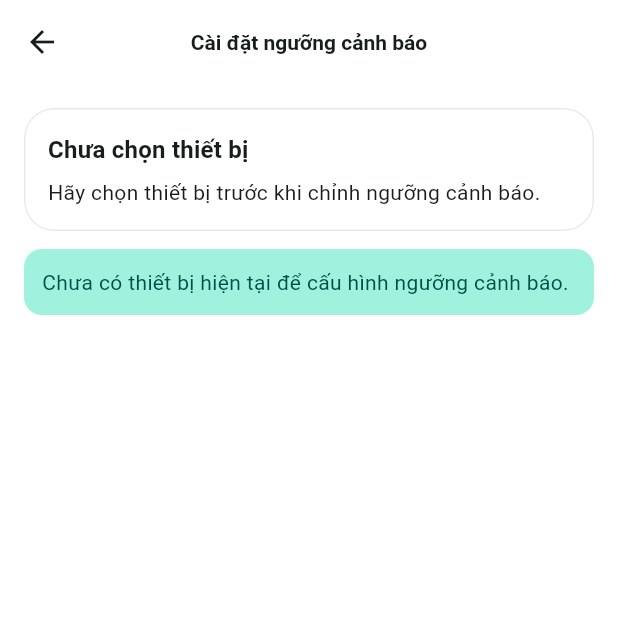
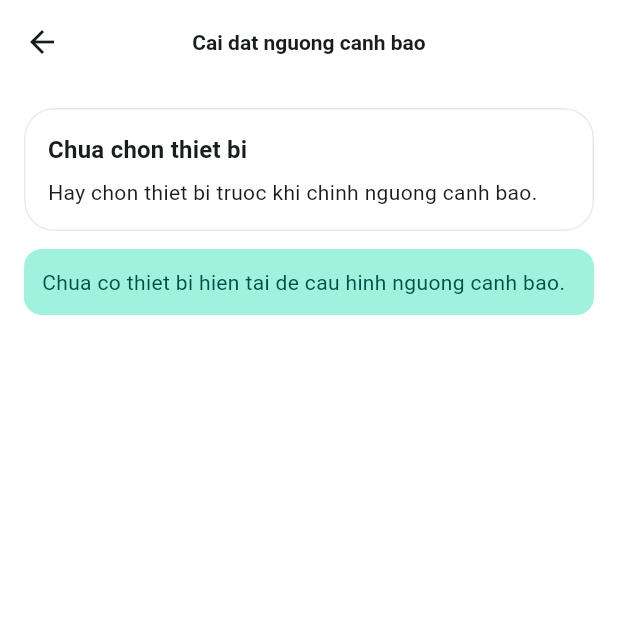
Before and after one commit to THANHTAI2004/eldercare_app, a Flutter app: the DeviceThresholdsPage screen opened by its route, on a phone screen of 412 x 824 dp, the top half of it. Run offline on Flutter 3.47's test engine with Material 3 defaults, Android fonts, the phone set to English and light mode, and no system bars; our stand-ins replace dio, firebase_core, firebase_messaging, flutter_dotenv, flutter_local_notifications, flutter_secure_storage and 1 more; missing offline and left inert: mobile_scanner, path_provider_windows, shared_preferences_windows; accounts and stored records are empty.

Commit message:
cập nhật sửa lỗi thông báo

```diff
--- a/lib/src/domain/models/alert_item.dart
+++ b/lib/src/domain/models/alert_item.dart
@@ -9,6 +9,7 @@ class AlertItem {
     this.acknowledgedAt,
     this.userId,
     this.deviceId,
+    this.alertType,
   });
 
   final String id;
@@ -20,6 +21,33 @@ class AlertItem {
   final DateTime? acknowledgedAt;
   final String? userId;
   final String? deviceId;
+  final String? alertType;
+
+  AlertItem copyWith({
+    String? id,
+    String? title,
+    String? message,
+    String? severity,
+    DateTime? createdAt,
+    bool? acknowledged,
+    DateTime? acknowledgedAt,
+    String? userId,
+    String? deviceId,
+    String? alertType,
+  }) {
+    return AlertItem(
+      id: id ?? this.id,
+      title: title ?? this.title,
+      message: message ?? this.message,
+      severity: severity ?? this.severity,
+      createdAt: createdAt ?? this.createdAt,
+      acknowledged: acknowledged ?? this.acknowledged,
+      acknowledgedAt: acknowledgedAt ?? this.acknowledgedAt,
+      userId: userId ?? this.userId,
+      deviceId: deviceId ?? this.deviceId,
+      alertType: alertType ?? this.alertType,
+    );
+  }
 
   bool get isHighSeverity {
     final normalized = severity.trim().toLowerCase();
@@ -28,15 +56,19 @@ class AlertItem {
 
   factory AlertItem.fromJson(Map<String, dynamic> json) {
     final id =
+        _readString(json['_id']) ??
         _readString(json['alert_id']) ??
         _readString(json['alertId']) ??
         _readString(json['id']) ??
         '';
+    final alertType =
+        _readString(json['alert_type']) ?? _readString(json['alertType']);
     final title =
         _readString(json['title']) ??
         _readString(json['name']) ??
+        _titleFromAlertType(alertType) ??
         _readString(json['type']) ??
-        'Cảnh báo';
+        'Canh bao';
     final message =
         _readString(json['message']) ??
         _readString(json['description']) ??
@@ -70,6 +102,7 @@ class AlertItem {
       acknowledgedAt: acknowledgedAt,
       userId: _readString(json['user_id']) ?? _readString(json['userId']),
       deviceId: _readString(json['device_id']) ?? _readString(json['deviceId']),
+      alertType: alertType,
     );
   }
 }
@@ -83,5 +116,38 @@ String? _readString(dynamic value) {
 DateTime? _readTime(dynamic value) {
   if (value == null) return null;
   if (value is DateTime) return value.toUtc();
+  if (value is num) {
+    final ms = value > 1000000000000
+        ? value.toInt()
+        : (value * 1000).round();
+    return DateTime.fromMillisecondsSinceEpoch(ms, isUtc: true);
+  }
   return DateTime.tryParse(value.toString())?.toUtc();
 }
+
+String? _titleFromAlertType(String? alertType) {
+  switch (alertType?.trim().toLowerCase()) {
+    case 'fall_detected':
+      return 'Canh bao te nga';
+    case 'spo2_low':
+      return 'Canh bao SpO2';
+    case 'spo2_critical':
+      return 'Canh bao SpO2 nguy kich';
+    case 'hr_high':
+      return 'Canh bao nhip tim cao';
+    case 'hr_low':
+      return 'Canh bao nhip tim thap';
+    case 'hr_critical':
+      return 'Canh bao nhip tim nguy kich';
+    case 'hr_low_critical':
+      return 'Canh bao nhip tim thap nguy kich';
+    case 'temp_high':
+      return 'Canh bao nhiet do cao';
+    case 'temp_critical':
+      return 'Canh bao nhiet do nguy kich';
+    case 'temp_low':
+      return 'Canh bao nhiet do thap';
+    default:
+      return null;
+  }
+}
--- a/lib/src/domain/models/device_thresholds.dart
+++ b/lib/src/domain/models/device_thresholds.dart
@@ -9,8 +9,6 @@ class DeviceThresholds {
     this.hrLowCritical,
     this.hrHigh,
     this.hrCritical,
-    this.rrLow,
-    this.rrHigh,
   });
 
   final double? spo2Low;
@@ -22,8 +20,6 @@ class DeviceThresholds {
   final double? hrLowCritical;
   final double? hrHigh;
   final double? hrCritical;
-  final double? rrLow;
-  final double? rrHigh;
 
   factory DeviceThresholds.fromJson(Map<String, dynamic> json) {
     return DeviceThresholds(
@@ -38,8 +34,6 @@ class DeviceThresholds {
       ),
       hrHigh: _readDouble(json['hr_high']),
       hrCritical: _readDouble(json['hr_critical']),
-      rrLow: _readDouble(json['rr_low']),
-      rrHigh: _readDouble(json['rr_high']),
     );
   }
 
@@ -53,8 +47,6 @@ class DeviceThresholds {
     double? hrLowCritical,
     double? hrHigh,
     double? hrCritical,
-    double? rrLow,
-    double? rrHigh,
   }) {
     return DeviceThresholds(
       spo2Low: spo2Low ?? this.spo2Low,
@@ -66,8 +58,6 @@ class DeviceThresholds {
       hrLowCritical: hrLowCritical ?? this.hrLowCritical,
       hrHigh: hrHigh ?? this.hrHigh,
       hrCritical: hrCritical ?? this.hrCritical,
-      rrLow: rrLow ?? this.rrLow,
-      rrHigh: rrHigh ?? this.rrHigh,
     );
   }
 
@@ -85,8 +75,6 @@ class DeviceThresholds {
         'hr_low_critical': _toPayloadNumber(hrLowCritical!),
       if (hrHigh != null) 'hr_high': _toPayloadNumber(hrHigh!),
       if (hrCritical != null) 'hr_critical': _toPayloadNumber(hrCritical!),
-      if (rrLow != null) 'rr_low': _toPayloadNumber(rrLow!),
-      if (rrHigh != null) 'rr_high': _toPayloadNumber(rrHigh!),
     };
   }
 
--- a/lib/src/features/devices/device_page.dart
+++ b/lib/src/features/devices/device_page.dart
@@ -12,6 +12,7 @@ import 'package:eldercare_app/src/domain/models/device.dart';
 import 'package:eldercare_app/src/features/devices/claim_device_page.dart';
 import 'package:eldercare_app/src/features/devices/device_viewers_page.dart';
 import 'package:eldercare_app/src/features/home/home_page.dart';
+import 'package:eldercare_app/src/services/push_notification_service.dart';
 import 'package:eldercare_app/src/state/device_provider.dart';
 import 'package:eldercare_app/src/state/realtime_provider.dart';
 import 'package:eldercare_app/src/state/session_provider.dart';
@@ -168,7 +169,9 @@ class _DevicePageState extends State<DevicePage> {
   Future<void> _logout() async {
     final session = context.read<SessionProvider>();
     final deviceProvider = context.read<DeviceProvider>();
+    final pushNotifications = context.read<PushNotificationService?>();
 
+    await pushNotifications?.unregisterCurrentInstallation();
     await session.logout();
     await deviceProvider.clear();
 
--- a/lib/src/features/devices/device_thresholds_page.dart
+++ b/lib/src/features/devices/device_thresholds_page.dart
@@ -25,8 +25,6 @@ class _DeviceThresholdsPageState extends State<DeviceThresholdsPage> {
   final _hrLowCriticalCtrl = TextEditingController();
   final _hrHighCtrl = TextEditingController();
   final _hrCriticalCtrl = TextEditingController();
-  final _rrLowCtrl = TextEditingController();
-  final _rrHighCtrl = TextEditingController();
 
   String? _lastScopeKey;
   String? _lastHydratedFingerprint;
@@ -42,8 +40,6 @@ class _DeviceThresholdsPageState extends State<DeviceThresholdsPage> {
     _hrLowCriticalCtrl.dispose();
     _hrHighCtrl.dispose();
     _hrCriticalCtrl.dispose();
-    _rrLowCtrl.dispose();
-    _rrHighCtrl.dispose();
     super.dispose();
   }
 
@@ -78,8 +74,6 @@ class _DeviceThresholdsPageState extends State<DeviceThresholdsPage> {
     _hrLowCriticalCtrl.text = _formatValue(thresholds?.hrLowCritical);
     _hrHighCtrl.text = _formatValue(thresholds?.hrHigh);
     _hrCriticalCtrl.text = _formatValue(thresholds?.hrCritical);
-    _rrLowCtrl.text = _formatValue(thresholds?.rrLow);
-    _rrHighCtrl.text = _formatValue(thresholds?.rrHigh);
   }
 
   Future<void> _save(DeviceThresholdsProvider provider) async {
@@ -95,8 +89,6 @@ class _DeviceThresholdsPageState extends State<DeviceThresholdsPage> {
       hrLowCritical: _parseRequiredNumber(_hrLowCriticalCtrl.text),
       hrHigh: _parseRequiredNumber(_hrHighCtrl.text),
       hrCritical: _parseRequiredNumber(_hrCriticalCtrl.text),
-      rrLow: _parseRequiredNumber(_rrLowCtrl.text),
-      rrHigh: _parseRequiredNumber(_rrHighCtrl.text),
     );
 
     final ok = await provider.saveThresholds(next);
@@ -108,8 +100,8 @@ class _DeviceThresholdsPageState extends State<DeviceThresholdsPage> {
       SnackBar(
         content: Text(
           ok
-              ? 'Đã lưu ngưỡng cảnh báo cho thiết bị.'
-              : (provider.error ?? 'Không thể lưu ngưỡng cảnh báo'),
+              ? 'Da luu nguong canh bao cho thiet bi.'
+              : (provider.error ?? 'Khong the luu nguong canh bao'),
         ),
       ),
     );
@@ -127,7 +119,7 @@ class _DeviceThresholdsPageState extends State<DeviceThresholdsPage> {
     final canEdit = device?.isOwnerLink == true;
 
     return Scaffold(
-      appBar: AppBar(title: const Text('Cài đặt ngưỡng cảnh báo')),
+      appBar: AppBar(title: const Text('Cai dat nguong canh bao')),
       body: SafeArea(
         child: Align(
           alignment: Alignment.topCenter,
@@ -143,21 +135,21 @@ class _DeviceThresholdsPageState extends State<DeviceThresholdsPage> {
                       crossAxisAlignment: CrossAxisAlignment.start,
                       children: [
                         Text(
-                          device?.name ?? 'Chưa chọn thiết bị',
+                          device?.name ?? 'Chua chon thiet bi',
                           style: Theme.of(context).textTheme.titleMedium,
                         ),
                         const SizedBox(height: 6),
                         Text(
                           device == null
-                              ? 'Hãy chọn thiết bị trước khi chỉnh ngưỡng cảnh báo.'
-                              : 'Mã thiết bị: ${device.resolvedDeviceId}',
+                              ? 'Hay chon thiet bi truoc khi chinh nguong canh bao.'
+                              : 'Ma thiet bi: ${device.resolvedDeviceId}',
                         ),
                         if (device != null) ...[
                           const SizedBox(height: 6),
                           Text(
                             canEdit
-                                ? 'Bạn đang là chủ thiết bị và có thể chỉnh sửa ngưỡng.'
-                                : 'Thiết bị này đang ở chế độ chỉ xem. Chỉ chủ thiết bị mới được chỉnh ngưỡng.',
+                                ? 'Ban dang la chu thiet bi va co the chinh sua nguong.'
+                                : 'Thiet bi nay dang o che do chi xem. Chi chu thiet bi moi duoc chinh nguong.',
                           ),
                         ],
                       ],
@@ -184,8 +176,8 @@ class _DeviceThresholdsPageState extends State<DeviceThresholdsPage> {
                   const SizedBox(height: 12),
                   _InlineBanner(
                     message: device == null
-                        ? 'Chưa có thiết bị hiện tại để cấu hình ngưỡng cảnh báo.'
-                        : 'Chỉ chủ thiết bị mới có thể mở màn hình này.',
+                        ? 'Chua co thiet bi hien tai de cau hinh nguong canh bao.'
+                        : 'Chi chu thiet bi moi co the mo man hinh nay.',
                     isError: false,
                   ),
                 ] else ...[
@@ -207,7 +199,7 @@ class _DeviceThresholdsPageState extends State<DeviceThresholdsPage> {
                                 const SizedBox(height: 16),
                               ],
                               Text(
-                                'Nhập ngưỡng cảnh báo',
+                                'Nhap nguong canh bao',
                                 style: Theme.of(context).textTheme.titleMedium,
                               ),
                               const SizedBox(height: 16),
@@ -216,13 +208,13 @@ class _DeviceThresholdsPageState extends State<DeviceThresholdsPage> {
                                 children: [
                                   _ThresholdField(
                                     controller: _spo2LowCtrl,
-                                    label: 'SpO2 thấp',
+                                    label: 'SpO2 thap',
                                     suffixText: '%',
                                     allowDecimal: false,
                                   ),
                                   _ThresholdField(
                                     controller: _spo2CriticalCtrl,
-                                    label: 'SpO2 nguy kịch',
+                                    label: 'SpO2 nguy kich',
                                     suffixText: '%',
                                     allowDecimal: false,
                                   ),
@@ -230,23 +222,23 @@ class _DeviceThresholdsPageState extends State<DeviceThresholdsPage> {
                               ),
                               const SizedBox(height: 16),
                               _ThresholdSection(
-                                title: 'Nhiệt độ',
+                                title: 'Nhiet do',
                                 children: [
                                   _ThresholdField(
                                     controller: _tempLowCtrl,
-                                    label: 'Nhiệt độ thấp',
+                                    label: 'Nhiet do thap',
                                     suffixText: '°C',
                                     allowDecimal: true,
                                   ),
                                   _ThresholdField(
                                     controller: _tempHighCtrl,
-                                    label: 'Nhiệt độ cao',
+                                    label: 'Nhiet do cao',
                                     suffixText: '°C',
                                     allowDecimal: true,
                                   ),
                                   _ThresholdField(
                                     controller: _tempCriticalCtrl,
-                                    label: 'Nhiệt độ nguy kịch',
+                                    label: 'Nhiet do nguy kich',
                                     suffixText: '°C',
                                     allowDecimal: true,
                                   ),
@@ -254,48 +246,30 @@ class _DeviceThresholdsPageState extends State<DeviceThresholdsPage> {
                               ),
                               const SizedBox(height: 16),
                               _ThresholdSection(
-                                title: 'Nhịp tim',
+                                title: 'Nhip tim',
                                 children: [
                                   _ThresholdField(
                                     controller: _hrLowCtrl,
-                                    label: 'Nhịp tim thấp',
+                                    label: 'Nhip tim thap',
                                     suffixText: 'bpm',
                                     allowDecimal: false,
                                   ),
                                   _ThresholdField(
                                     controller: _hrLowCriticalCtrl,
-                                    label: 'Nhịp tim thấp nguy kịch',
+                                    label: 'Nhip tim thap nguy kich',
                                     suffixText: 'bpm',
                                     allowDecimal: false,
                                   ),
                                   _ThresholdField(
                                     controller: _hrHighCtrl,
-                                    label: 'Nhịp tim cao',
+                                    label: 'Nhip tim cao',
                                     suffixText: 'bpm',
                                     allowDecimal: false,
                                   ),
                                   _ThresholdField(
                                     controller: _hrCriticalCtrl,
-                                    label: 'Nhịp tim nguy kịch',
+                                    label: 'Nhip tim nguy kich',
                                     suffixText: 'bpm',
-                                    allowDecimal: false,
-                                  ),
-                                ],
-                              ),
-                              const SizedBox(height: 16),
-                              _ThresholdSection(
-                                title: 'Nhịp thở',
-                                children: [
-                                  _ThresholdField(
-                                    controller: _rrLowCtrl,
-                                    label: 'Nhịp thở thấp',
-                                    suffixText: '/phút',
-                                    allowDecimal: false,
-                                  ),
-                                  _ThresholdField(
-                                    controller: _rrHighCtrl,
-                                    label: 'Nhịp thở cao',
-                                    suffixText: '/phút',
                                     allowDecimal: false,
                                   ),
                                 ],
@@ -316,8 +290,8 @@ class _DeviceThresholdsPageState extends State<DeviceThresholdsPage> {
                                     : const Icon(Icons.save_outlined),
                                 label: Text(
                                   thresholdsProvider.isSaving
-                                      ? 'Đang lưu...'
-                                      : 'Lưu ngưỡng',
+                                      ? 'Dang luu...'
+                                      : 'Luu nguong',
                                 ),
                               ),
                             ],
@@ -389,13 +363,13 @@ class _ThresholdField extends StatelessWidget {
       decoration: InputDecoration(labelText: label, suffixText: suffixText),
       validator: (value) {
         final raw = value?.trim() ?? '';
-        if (raw.isEmpty) return 'Nhập giá trị cho $label';
+        if (raw.isEmpty) return 'Nhap gia tri cho $label';
 
         final normalized = raw.replaceAll(',', '.');
         final parsed = double.tryParse(normalized);
-        if (parsed == null) return 'Giá trị của $label phải là số';
+        if (parsed == null) return 'Gia tri cua $label phai la so';
         if (!allowDecimal && parsed != parsed.roundToDouble()) {
-          return '$label phải là số nguyên';
+          return '$label phai la so nguyen';
         }
         return null;
       },
```
Also changed, not shown: lib/src/data/api/alerts_api_service.dart (+26 -1 lines), lib/src/data/api/push_token_api_service.dart (+30 -5 lines), lib/src/data/local/push_installation_storage.dart (added, +17 -0 lines), lib/src/services/push_notification_service.dart (+31 -5 lines), lib/src/state/alerts_provider.dart (+5 -5 lines), 4 other files.
